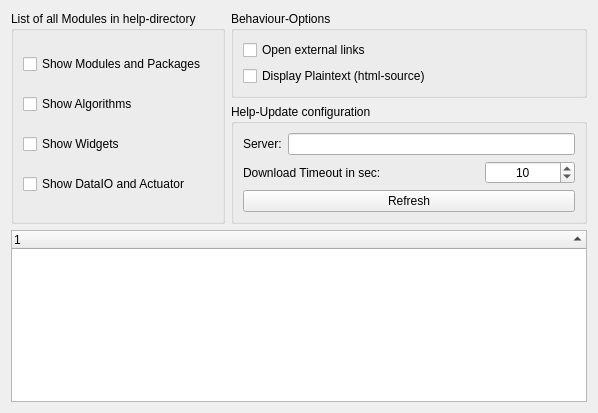
Before: the Qt Designer form Qitom/ui/widgetPropHelpDock.ui in itom-project/itom, drawn with Qt 5.
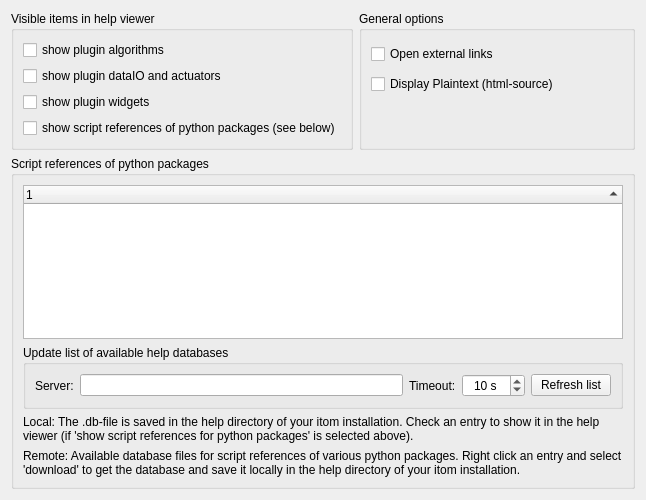
After: the same form once the commit is applied.

Commit message: improvements in script reference (help viewer) including PythonAPI_SqlCreator.py

```diff
--- a/Qitom/ui/widgetPropHelpDock.ui
+++ b/Qitom/ui/widgetPropHelpDock.ui
@@ -6,61 +6,57 @@
    <rect>
     <x>0</x>
     <y>0</y>
-    <width>598</width>
-    <height>413</height>
+    <width>646</width>
+    <height>500</height>
    </rect>
   </property>
   <property name="windowTitle">
    <string>Form</string>
   </property>
-  <layout class="QHBoxLayout" name="horizontalLayout_4">
-   <item>
     <layout class="QVBoxLayout" name="verticalLayout_4">
      <item>
-      <layout class="QHBoxLayout" name="horizontalLayout_2">
+    <layout class="QHBoxLayout" name="horizontalLayout_4">
        <item>
-        <widget class="QGroupBox" name="groupBox">
+      <widget class="QGroupBox" name="groupBox_4">
          <property name="title">
-          <string>List of all Modules in help-directory</string>
+        <string>Visible items in help viewer</string>
          </property>
          <layout class="QVBoxLayout" name="verticalLayout">
-          <item>
-           <widget class="QCheckBox" name="checkModules">
-            <property name="text">
-             <string>Show Modules and Packages</string>
-            </property>
-           </widget>
-          </item>
           <item>
            <widget class="QCheckBox" name="checkFilters">
             <property name="text">
-             <string>Show Algorithms</string>
-            </property>
-           </widget>
-          </item>
-          <item>
-           <widget class="QCheckBox" name="checkWidgets">
-            <property name="text">
-             <string>Show Widgets</string>
+           <string>show plugin algorithms</string>
             </property>
            </widget>
           </item>
           <item>
            <widget class="QCheckBox" name="checkDataIO">
             <property name="text">
-             <string>Show DataIO and Actuator</string>
+           <string>show plugin dataIO and actuators</string>
+          </property>
+         </widget>
+        </item>
+        <item>
+         <widget class="QCheckBox" name="checkWidgets">
+          <property name="text">
+           <string>show plugin widgets</string>
+          </property>
+         </widget>
+        </item>
+        <item>
+         <widget class="QCheckBox" name="checkModules">
+          <property name="text">
+           <string>show script references of python packages (see below)</string>
             </property>
            </widget>
           </item>
          </layout>
         </widget>
        </item>
-       <item>
-        <layout class="QVBoxLayout" name="verticalLayout_3">
          <item>
           <widget class="QGroupBox" name="groupBox_2">
            <property name="title">
-            <string>Behaviour-Options</string>
+        <string>General options</string>
            </property>
            <layout class="QVBoxLayout" name="verticalLayout_2">
             <item>
@@ -77,8 +73,90 @@
               </property>
              </widget>
             </item>
-           </layout>
-          </widget>
+        <item>
+         <spacer name="verticalSpacer">
+          <property name="orientation">
+           <enum>Qt::Vertical</enum>
+          </property>
+          <property name="sizeType">
+           <enum>QSizePolicy::Preferred</enum>
+          </property>
+          <property name="sizeHint" stdset="0">
+           <size>
+            <width>20</width>
+            <height>40</height>
+           </size>
+          </property>
+         </spacer>
+        </item>
+       </layout>
+      </widget>
+     </item>
+    </layout>
+   </item>
+   <item>
+    <widget class="QGroupBox" name="groupBox">
+     <property name="title">
+      <string>Script references of python packages</string>
+     </property>
+     <layout class="QVBoxLayout" name="verticalLayout_3">
+      <item>
+       <layout class="QHBoxLayout" name="horizontalLayout_2" stretch="2">
+        <item>
+         <widget class="QTreeWidget" name="treeWidgetDB">
+          <property name="sizePolicy">
+           <sizepolicy hsizetype="Expanding" vsizetype="Expanding">
+            <horstretch>0</horstretch>
+            <verstretch>0</verstretch>
+           </sizepolicy>
+          </property>
+          <property name="editTriggers">
+           <set>QAbstractItemView::NoEditTriggers</set>
+          </property>
+          <property name="showDropIndicator" stdset="0">
+           <bool>false</bool>
+          </property>
+          <property name="indentation">
+           <number>10</number>
+          </property>
+          <property name="rootIsDecorated">
+           <bool>true</bool>
+          </property>
+          <property name="itemsExpandable">
+           <bool>true</bool>
+          </property>
+          <property name="animated">
+           <bool>true</bool>
+          </property>
+          <property name="expandsOnDoubleClick">
+           <bool>true</bool>
+          </property>
+          <property name="columnCount">
+           <number>1</number>
+          </property>
+          <attribute name="headerVisible">
+           <bool>true</bool>
+          </attribute>
+          <attribute name="headerCascadingSectionResizes">
+           <bool>false</bool>
+          </attribute>
+          <attribute name="headerHighlightSections">
+           <bool>false</bool>
+          </attribute>
+          <attribute name="headerShowSortIndicator" stdset="0">
+           <bool>true</bool>
+          </attribute>
+          <attribute name="headerStretchLastSection">
+           <bool>true</bool>
+          </attribute>
+          <column>
+           <property name="text">
+            <string notr="true">1</string>
+           </property>
+          </column>
+         </widget>
+        </item>
+       </layout>
          </item>
          <item>
           <widget class="QGroupBox" name="groupBox_3">
@@ -89,9 +167,9 @@
             </size>
            </property>
            <property name="title">
-            <string>Help-Update configuration</string>
-           </property>
-           <layout class="QVBoxLayout" name="verticalLayout_5">
+         <string>Update list of available help databases</string>
+        </property>
+        <layout class="QHBoxLayout" name="horizontalLayout_5">
             <item>
              <layout class="QHBoxLayout" name="horizontalLayout">
               <item>
@@ -115,7 +193,7 @@
               <item>
                <widget class="QLabel" name="label">
                 <property name="text">
-                 <string>Download Timeout in sec:</string>
+              <string>Timeout:</string>
                 </property>
                </widget>
               </item>
@@ -139,6 +217,9 @@
                 <property name="alignment">
                  <set>Qt::AlignCenter</set>
                 </property>
+             <property name="suffix">
+              <string> s</string>
+             </property>
                 <property name="maximum">
                  <number>3600</number>
                 </property>
@@ -152,66 +233,35 @@
             <item>
              <widget class="QPushButton" name="pushRefreshUpdates">
               <property name="text">
-               <string>Refresh</string>
+            <string>Refresh list</string>
               </property>
              </widget>
             </item>
            </layout>
           </widget>
          </item>
-        </layout>
-       </item>
-      </layout>
-     </item>
      <item>
-      <widget class="QTreeWidget" name="treeWidgetDB">
-       <property name="editTriggers">
-        <set>QAbstractItemView::NoEditTriggers</set>
-       </property>
-       <property name="showDropIndicator" stdset="0">
-        <bool>false</bool>
-       </property>
-       <property name="indentation">
-        <number>10</number>
-       </property>
-       <property name="rootIsDecorated">
+       <widget class="QLabel" name="label_3">
+        <property name="text">
+         <string>Local: The .db-file is saved in the help directory of your itom installation. Check an entry to show it in the help viewer (if 'show script references for python packages' is selected above).</string>
+        </property>
+        <property name="wordWrap">
         <bool>true</bool>
        </property>
-       <property name="itemsExpandable">
-        <bool>true</bool>
-       </property>
-       <property name="animated">
+       </widget>
+      </item>
+      <item>
+       <widget class="QLabel" name="label_4">
+        <property name="text">
+         <string>Remote: Available database files for script references of various python packages. Right click an entry and select 'download' to get the database and save it locally in the help directory of your itom installation.</string>
+        </property>
+        <property name="wordWrap">
         <bool>true</bool>
        </property>
-       <property name="expandsOnDoubleClick">
-        <bool>true</bool>
-       </property>
-       <property name="columnCount">
-        <number>1</number>
-       </property>
-       <attribute name="headerVisible">
-        <bool>true</bool>
-       </attribute>
-       <attribute name="headerCascadingSectionResizes">
-        <bool>false</bool>
-       </attribute>
-       <attribute name="headerHighlightSections">
-        <bool>false</bool>
-       </attribute>
-       <attribute name="headerShowSortIndicator" stdset="0">
-        <bool>true</bool>
-       </attribute>
-       <attribute name="headerStretchLastSection">
-        <bool>true</bool>
-       </attribute>
-       <column>
-        <property name="text">
-         <string notr="true">1</string>
-        </property>
-       </column>
       </widget>
      </item>
     </layout>
+    </widget>
    </item>
   </layout>
  </widget>
```
Lines whose indentation alone changed are shown as unchanged. The commit also changes 6 other files.
